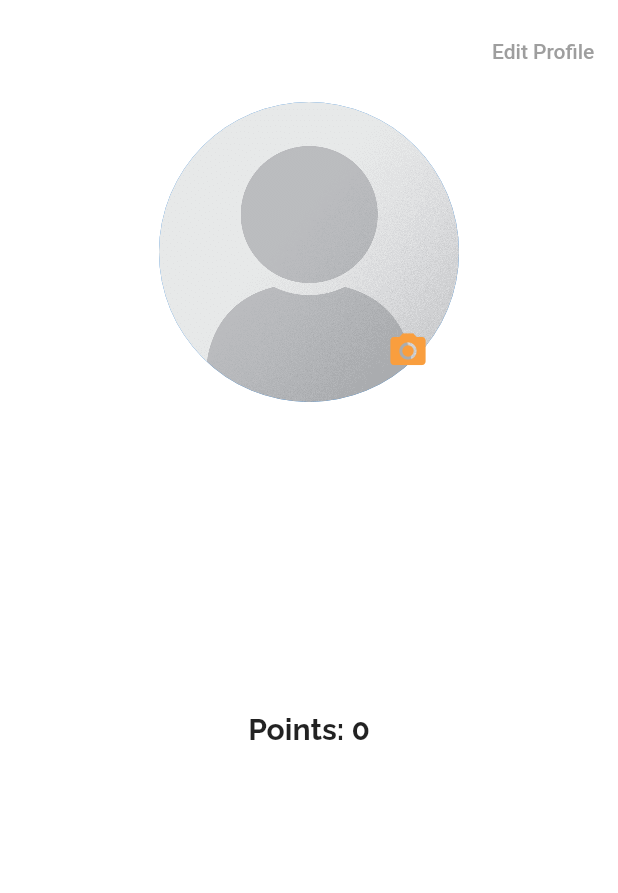
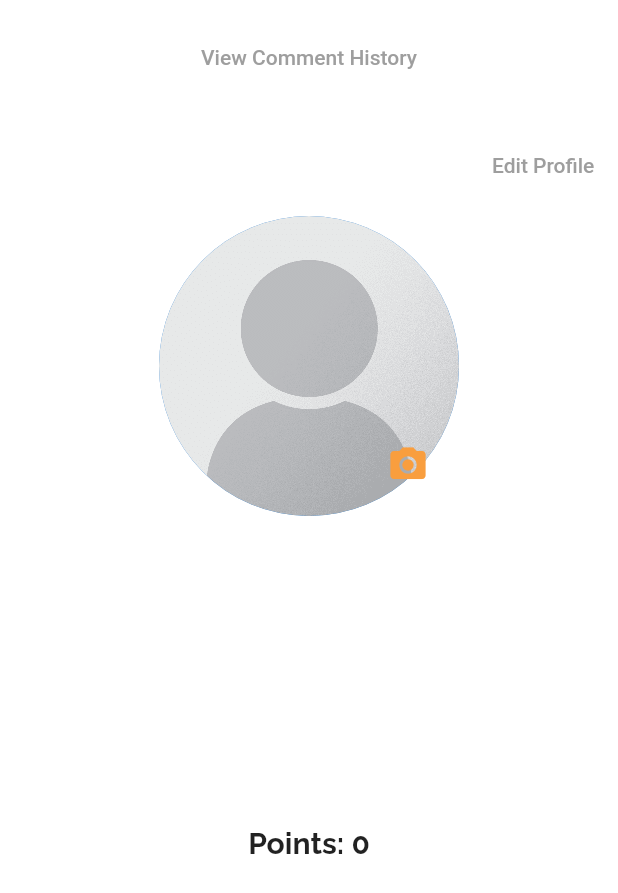
Before and after one commit to ishajain15/UniLyfe, a Flutter app: the ProfilePage screen opened directly, on a phone screen of 412 x 824 dp. Shown: the top 893 px of the screen. Run offline on Flutter 3.47's test engine with Material 2 defaults, Android fonts, the phone set to English and light mode, and no system bars; our stand-ins replace auto_size_text, cloud_firestore, community_material_icon, firebase_auth, firebase_core, font_awesome_flutter and 4 more; missing offline and left inert: polls, profanity_filter; accounts and stored records are empty; generated files the repository leaves out were written again.

Commit message:
Completed comment history

```diff
--- /dev/null
+++ b/unilyfe_app/lib/customized_items/buttons/comment_history.dart
@@ -0,0 +1,24 @@
+import 'package:flutter/material.dart';
+import 'package:unilyfe_app/views/comment_history_view.dart';
+
+class CommentHistoryButton extends StatelessWidget {
+  @override
+  Widget build(BuildContext context) => Container(
+        padding: EdgeInsets.all(4),
+        child: TextButton(
+          onPressed: () {
+            Navigator.push(
+              context,
+              MaterialPageRoute(builder: (context) => CommentHistoryView()),
+            );
+          },
+          style: TextButton.styleFrom(
+            primary: Colors.grey,
+          ),
+          child: Text(
+            'View Comment History',
+            //style: TextStyle(fontWeight: FontWeight.bold, fontSize: 20),
+          ),
+        ),
+      );
+}
--- a/unilyfe_app/lib/page/profile_page.dart
+++ b/unilyfe_app/lib/page/profile_page.dart
@@ -4,6 +4,7 @@ import 'package:firebase_auth/firebase_auth.dart' as fire_auth;
 import 'package:flutter/material.dart';
 import 'package:flutter/rendering.dart';
 import 'package:flutter/services.dart';
+import 'package:unilyfe_app/customized_items/buttons/comment_history.dart';
 import 'package:unilyfe_app/customized_items/buttons/lets_go_button.dart';
 import 'package:unilyfe_app/customized_items/buttons/logout_button.dart';
 import 'package:unilyfe_app/models/User.dart';
@@ -47,6 +48,12 @@ class _ProfilePageState extends State<ProfilePage> {
     return Scaffold(
         body: ListView(
       children: <Widget>[
+        //added this below
+          Container(
+            padding: const EdgeInsets.all(10),
+            child: CommentHistoryButton(),
+          ),
+          //added this above
         Container(
             child: Row(children: [
           Container(
@@ -584,7 +591,8 @@ class _ProfilePageState extends State<ProfilePage> {
                               .update({'year': year});
                         }
 
-                        if (_hobbiesController.text != null || _hobbiesController.text != '') {
+                        if (_hobbiesController.text != null ||
+                            _hobbiesController.text != '') {
                           user.hobbies = (_hobbiesController.text.split(', '));
                           print("hobbies: " + _hobbiesController.text);
                           setState(() {
@@ -599,7 +607,8 @@ class _ProfilePageState extends State<ProfilePage> {
                             'hobbies': _hobbiesController.text.split(', ')
                           });
                         }
-                        if (_classesController.text != null || _classesController.text != '') {
+                        if (_classesController.text != null ||
+                            _classesController.text != '') {
                           user.classes = (_classesController.text.split(', '));
                           print("classes: " + _classesController.text);
                           setState(() {
```
Also changed, not shown: unilyfe_app/lib/page/comments_page.dart (+25 -2 lines), unilyfe_app/lib/views/comment_history_view.dart (added, +69 -0 lines), unilyfe_app/pubspec.lock. Lines whose indentation alone changed are shown as unchanged.
